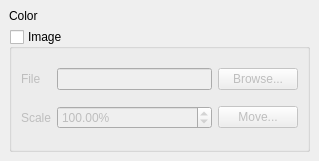
Qt form src/dialogs/dock/dock_background.ui (mbasaglia/Knotter) before a commit.
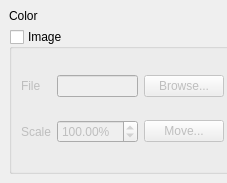
The same form after that commit. Icons and pictures are not drawn. Custom widgets are drawn as their Qt base class.

```diff
--- a/src/dialogs/dock/dock_background.ui
+++ b/src/dialogs/dock/dock_background.ui
@@ -1,13 +1,13 @@
 <?xml version="1.0" encoding="UTF-8"?>
 <ui version="4.0">
  <class>Dock_Background</class>
- <widget class="QWidget" name="Dock_Background">
+ <widget class="QDockWidget" name="Dock_Background">
   <property name="geometry">
    <rect>
     <x>0</x>
     <y>0</y>
-    <width>319</width>
-    <height>161</height>
+    <width>227</width>
+    <height>183</height>
    </rect>
   </property>
   <property name="windowTitle">
@@ -16,13 +16,26 @@
   <property name="windowIcon">
    <iconset theme="preferences-desktop-wallpaper"/>
   </property>
-  <widget class="QWidget" name="central_widget" native="true">
+  <property name="windowTitle">
+   <string>Background</string>
+  </property>
+  <widget class="QScrollArea" name="scrollArea">
+   <property name="frameShape">
+    <enum>QFrame::NoFrame</enum>
+   </property>
+   <property name="horizontalScrollBarPolicy">
+    <enum>Qt::ScrollBarAlwaysOff</enum>
+   </property>
+   <property name="widgetResizable">
+    <bool>true</bool>
+   </property>
+   <widget class="QWidget" name="scrollAreaWidgetContents">
    <property name="geometry">
     <rect>
-     <x>9</x>
-     <y>9</y>
-     <width>301</width>
-     <height>143</height>
+      <x>0</x>
+      <y>0</y>
+      <width>227</width>
+      <height>164</height>
     </rect>
    </property>
    <layout class="QGridLayout" name="gridLayout_3">
@@ -52,6 +65,12 @@
     </item>
     <item row="1" column="0" colspan="2">
      <widget class="QGroupBox" name="check_image">
+       <property name="sizePolicy">
+        <sizepolicy hsizetype="Expanding" vsizetype="Preferred">
+         <horstretch>0</horstretch>
+         <verstretch>0</verstretch>
+        </sizepolicy>
+       </property>
       <property name="title">
        <string>Image</string>
       </property>
@@ -119,6 +138,7 @@
      </widget>
     </item>
    </layout>
+   </widget>
   </widget>
  </widget>
  <customwidgets>
```
Left out of the diff: 11 changed lines with no effect on the pictures. Lines whose indentation alone changed are shown as unchanged.
